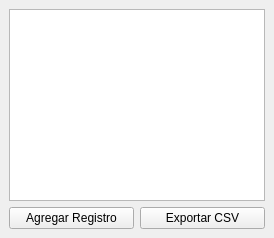
Above: proyecto_final/ui/MainWindow.ui from maira-05/Tareas before the change. Below: the same form after it.
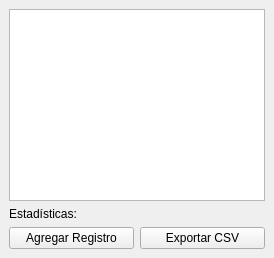
That is the form after the change.

Commit message: agregados_int_4

Patch:
```diff
--- a/proyecto_final/ui/MainWindow.ui
+++ b/proyecto_final/ui/MainWindow.ui
@@ -13,6 +13,16 @@
      <widget class="QTableView" name="tableView"/>
     </item>
 
+    <!-- ✔️ NUEVO: Label para estadísticas -->
+    <item>
+     <widget class="QLabel" name="labelStats">
+      <property name="text">
+       <string>Estadísticas:</string>
+      </property>
+     </widget>
+    </item>
+
+    <!-- Botones -->
     <item>
      <layout class="QHBoxLayout">
       <item>
```
Left out of the diff: 1 changed line with no effect on the pictures. The commit also changes 2 other files.
